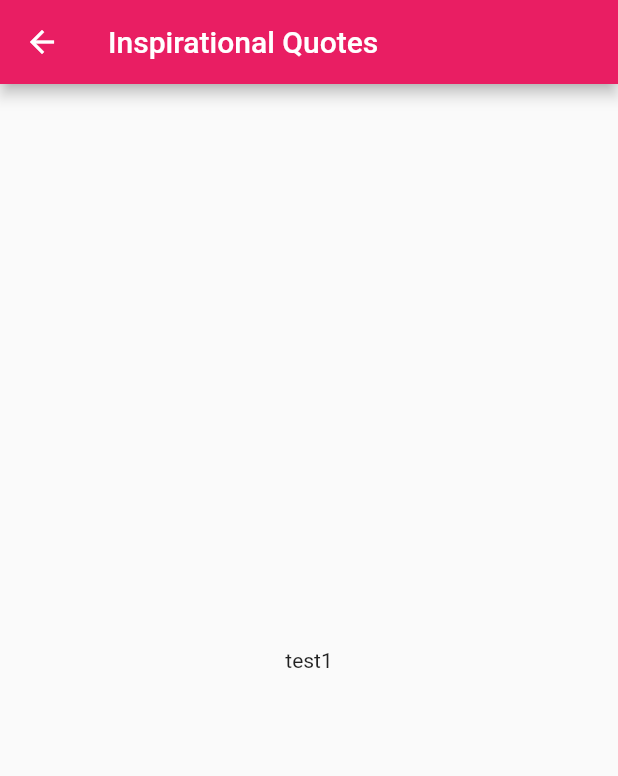
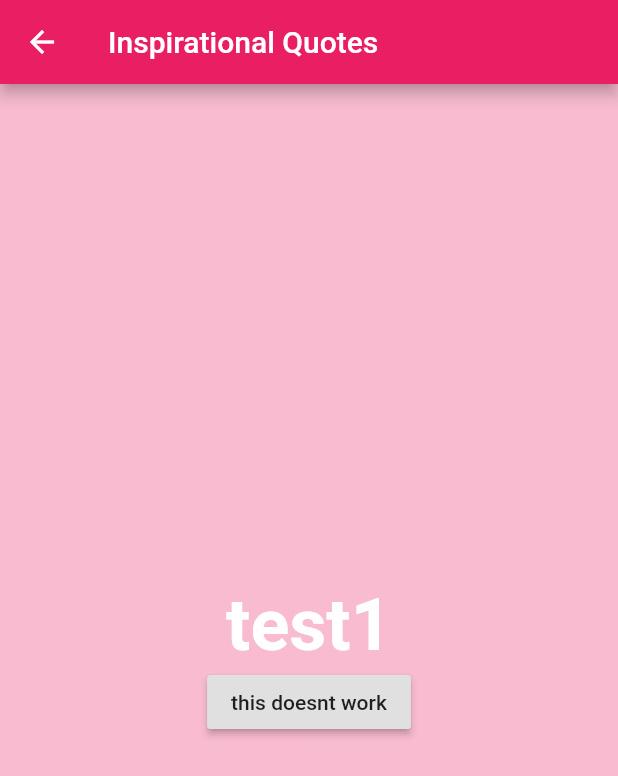
Before and after one commit to lucylyon/good_vibes, a Flutter app: the QuotePage screen opened by its route, on a phone screen of 412 x 824 dp. Shown: the top 776 px of the screen. Run offline on Flutter 3.47's test engine with Material 2 defaults, Android fonts, the light colour scheme and no system bars.

Commit message:
formatted quote page - button doesnt work

```diff
--- a/lib/QuotePage.dart
+++ b/lib/QuotePage.dart
@@ -16,13 +16,36 @@ class QuotePageState extends State<QuotePage> {
 
   @override
   Widget build(BuildContext context) {
+    String quote = _pickQuote();
     return Scaffold(
+      backgroundColor: Colors.pink[100],
       appBar: AppBar(
         title: const Text('Inspirational Quotes'),
       ),
       body: Center(
-        child: Text(_pickQuote()),
+      child: new Column(
+        crossAxisAlignment: CrossAxisAlignment.center,
+        mainAxisAlignment: MainAxisAlignment.center,
+        children: <Widget> [
+          Text( quote ,
+          textAlign: TextAlign.center,
+          style: TextStyle(
+            color: Colors.white,
+            fontSize: 48.0,
+            fontWeight: FontWeight.bold,
+            //fontFamily: Font
+          )
+        ),
+       // Text('button here')
+      RaisedButton(
+          onPressed: () {
+            quote = _pickQuote();
+          },
+          child: Text("this doesnt work"), //goal is to change to new quote
+      )
+      ]
       ),
+      )
     );
   }
 }
```
